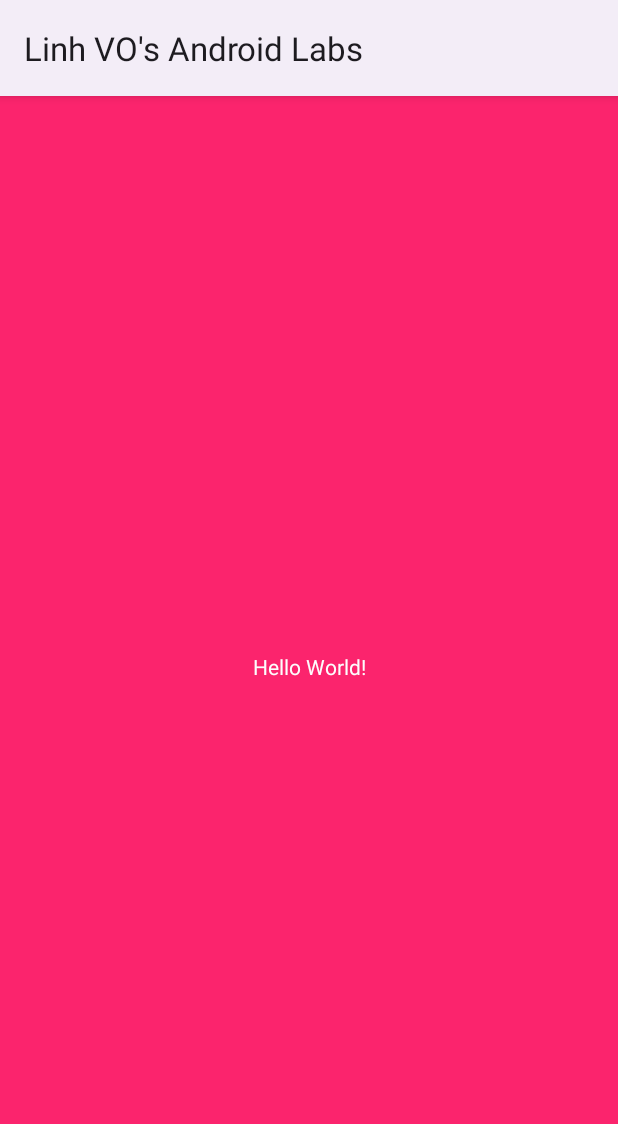
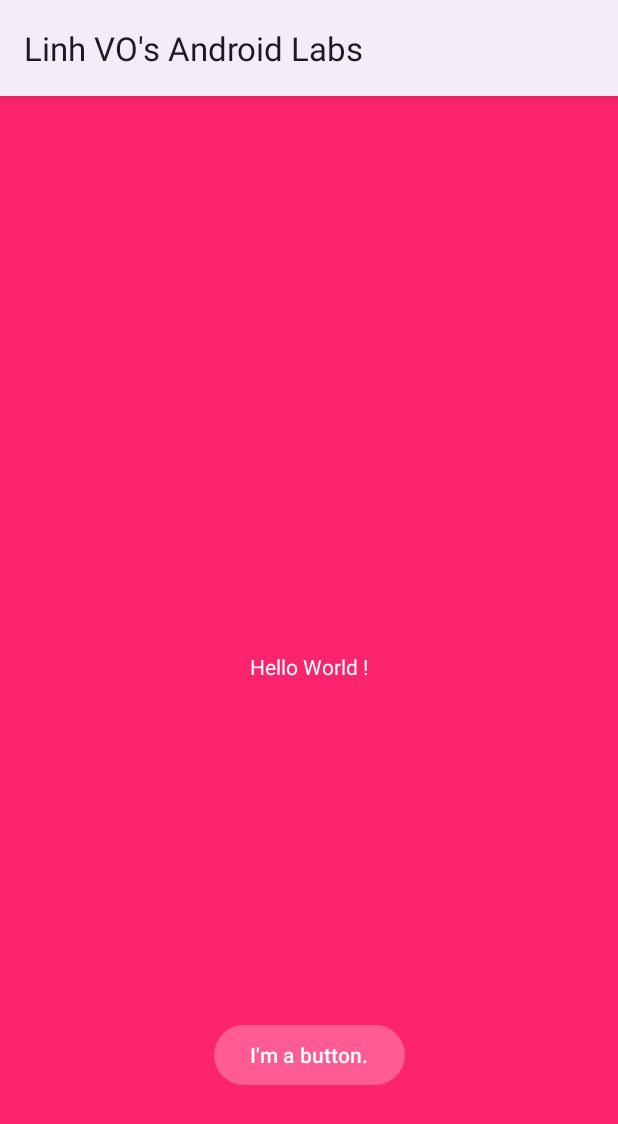
Before and after one commit to nguyenlinh143/LinhVoAndroidLabs, an Android app: the screen it shows after launch (MainActivity), on a phone screen of 412 x 824 dp. Shown: the top 1124 px of the screen. Run offline under Robolectric (Android 15) with nearby library versions, the phone set to English and light mode, and no system bars.

Commit message:
Third Commit : added a button and french languages support

```diff
--- a/app/src/main/res/layout/activity_main.xml
+++ b/app/src/main/res/layout/activity_main.xml
@@ -7,12 +7,25 @@
     tools:context=".MainActivity">
 
     <TextView
+        android:id="@+id/textView"
         android:layout_width="wrap_content"
         android:layout_height="wrap_content"
-        android:text="Hello World!"
+        android:text="@string/hello_message"
         app:layout_constraintBottom_toBottomOf="parent"
         app:layout_constraintEnd_toEndOf="parent"
         app:layout_constraintStart_toStartOf="parent"
         app:layout_constraintTop_toTopOf="parent" />
 
+    <Button
+        android:layout_width="wrap_content"
+        android:layout_height="wrap_content"
+        android:layout_marginBottom="50dp"
+        android:text="@string/button_message"
+        app:layout_constraintBottom_toBottomOf="parent"
+        app:layout_constraintEnd_toEndOf="parent"
+        app:layout_constraintStart_toStartOf="parent"
+        app:layout_constraintTop_toBottomOf="@+id/textView"
+        app:layout_constraintVertical_bias="0.829" />
+
+
 </androidx.constraintlayout.widget.ConstraintLayout>
--- a/app/src/main/res/values/strings.xml
+++ b/app/src/main/res/values/strings.xml
@@ -1,3 +1,5 @@
 <resources>
     <string name="app_name">Linh VO\'s Android Labs</string>
+    <string name="hello_message">Hello World ! </string>
+    <string name="button_message">I\'m a button.</string>
 </resources>
```
Also changed, not shown: 1 other file.
